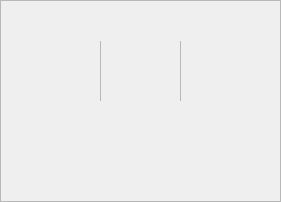
breaveSun/central_control, file curtainopen.ui: the form before one commit.
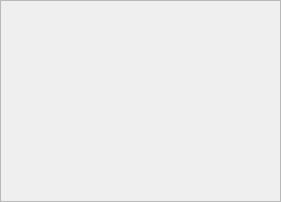
The form after the commit. Custom widgets are drawn as their Qt base class.

What changed in the file:
```diff
--- a/curtainopen.ui
+++ b/curtainopen.ui
@@ -128,27 +128,33 @@
       </item>
       <item>
        <widget class="QWidget" name="curtainButtonW" native="true">
+        <property name="sizePolicy">
+         <sizepolicy hsizetype="Expanding" vsizetype="Maximum">
+          <horstretch>0</horstretch>
+          <verstretch>0</verstretch>
+         </sizepolicy>
+        </property>
         <property name="styleSheet">
          <string notr="true"/>
         </property>
         <layout class="QHBoxLayout" name="horizontalLayout">
          <property name="spacing">
-          <number>0</number>
+          <number>30</number>
          </property>
          <property name="leftMargin">
-          <number>0</number>
+          <number>10</number>
          </property>
          <property name="topMargin">
           <number>0</number>
          </property>
          <property name="rightMargin">
-          <number>0</number>
+          <number>20</number>
          </property>
          <property name="bottomMargin">
           <number>0</number>
          </property>
          <item>
-          <widget class="verticalIconText" name="open" native="true">
+          <widget class="vIconTxt" name="open" native="true">
            <property name="sizePolicy">
             <sizepolicy hsizetype="Expanding" vsizetype="Maximum">
              <horstretch>0</horstretch>
@@ -158,36 +164,8 @@
           </widget>
          </item>
          <item>
-          <widget class="QFrame" name="curtainW1">
+          <widget class="vIconTxt" name="stop" native="true">
            <property name="sizePolicy">
-            <sizepolicy hsizetype="Fixed" vsizetype="Expanding">
-             <horstretch>0</horstretch>
-             <verstretch>0</verstretch>
-            </sizepolicy>
-           </property>
-           <property name="minimumSize">
-            <size>
-             <width>1</width>
-             <height>0</height>
-            </size>
-           </property>
-           <property name="maximumSize">
-            <size>
-             <width>1</width>
-             <height>16777215</height>
-            </size>
-           </property>
-           <property name="frameShape">
-            <enum>QFrame::StyledPanel</enum>
-           </property>
-           <property name="frameShadow">
-            <enum>QFrame::Raised</enum>
-           </property>
-          </widget>
-         </item>
-         <item>
-          <widget class="verticalIconText" name="stop" native="true">
-           <property name="sizePolicy">
             <sizepolicy hsizetype="Expanding" vsizetype="Maximum">
              <horstretch>0</horstretch>
              <verstretch>0</verstretch>
@@ -196,35 +174,7 @@
           </widget>
          </item>
          <item>
-          <widget class="QFrame" name="curtainW2">
-           <property name="sizePolicy">
-            <sizepolicy hsizetype="Fixed" vsizetype="Expanding">
-             <horstretch>0</horstretch>
-             <verstretch>0</verstretch>
-            </sizepolicy>
-           </property>
-           <property name="minimumSize">
-            <size>
-             <width>1</width>
-             <height>0</height>
-            </size>
-           </property>
-           <property name="maximumSize">
-            <size>
-             <width>1</width>
-             <height>16777215</height>
-            </size>
-           </property>
-           <property name="frameShape">
-            <enum>QFrame::StyledPanel</enum>
-           </property>
-           <property name="frameShadow">
-            <enum>QFrame::Raised</enum>
-           </property>
-          </widget>
-         </item>
-         <item>
-          <widget class="verticalIconText" name="close" native="true">
+          <widget class="vIconTxt" name="close" native="true">
            <property name="sizePolicy">
             <sizepolicy hsizetype="Expanding" vsizetype="Maximum">
              <horstretch>0</horstretch>
@@ -286,12 +236,6 @@
   </layout>
  </widget>
  <customwidgets>
-  <customwidget>
-   <class>mySlider</class>
-   <extends>QWidget</extends>
-   <header>myslider.h</header>
-   <container>1</container>
-  </customwidget>
   <customwidget>
    <class>titleIcon</class>
    <extends>QWidget</extends>
@@ -299,9 +243,15 @@
    <container>1</container>
   </customwidget>
   <customwidget>
-   <class>verticalIconText</class>
+   <class>mySlider</class>
    <extends>QWidget</extends>
-   <header>verticalicontext.h</header>
+   <header>myslider.h</header>
+   <container>1</container>
+  </customwidget>
+  <customwidget>
+   <class>vIconTxt</class>
+   <extends>QWidget</extends>
+   <header>vicontxt.h</header>
    <container>1</container>
   </customwidget>
  </customwidgets>
```
